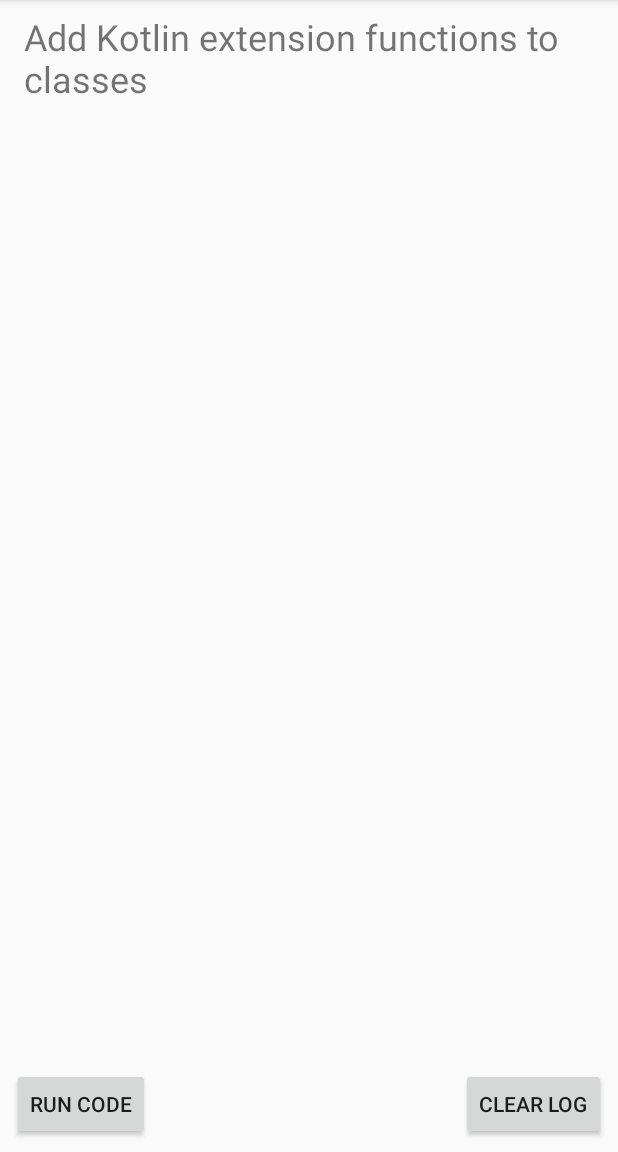
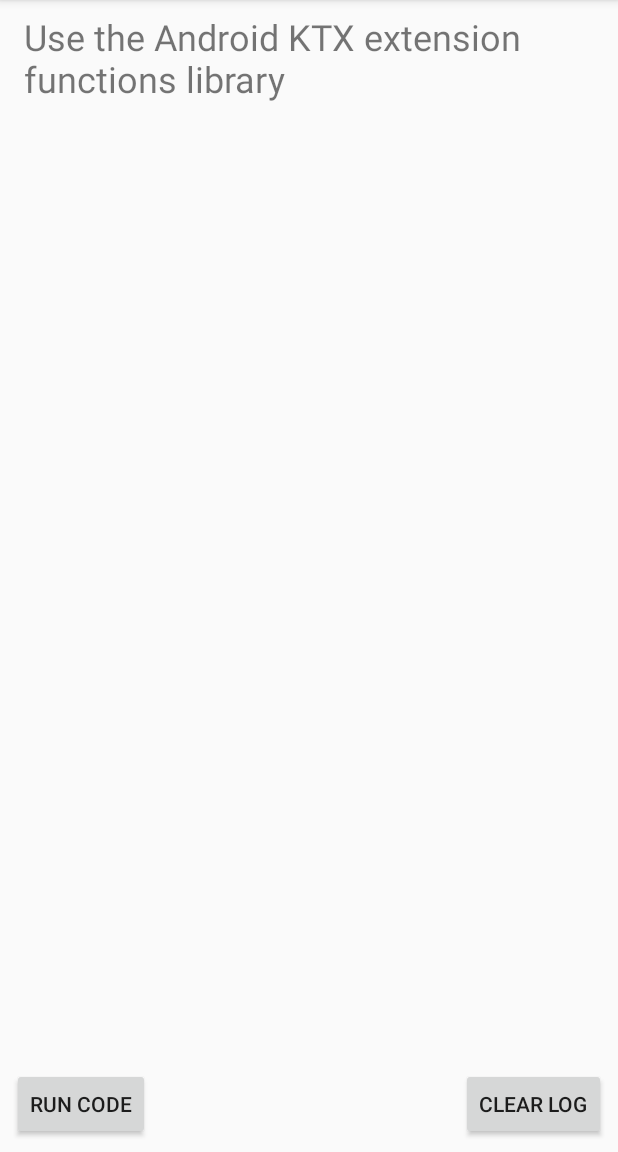
Before and after one commit to davidgassner/WeeklyTips, an Android app: the screen it shows after launch (MainActivity), on a phone screen of 412 x 824 dp, the part 84-1236 px from its top. Run offline under Robolectric (Android 15) with nearby library versions, the phone set to English and light mode, and no system bars.

Commit message:
Tip 50 Start

```diff
--- a/app/src/main/res/values/strings.xml
+++ b/app/src/main/res/values/strings.xml
@@ -2,5 +2,5 @@
     <string name="app_name">Weekly Tips</string>
     <string name="title_run_code">Run code</string>
     <string name="title_clear">Clear log</string>
-    <string name="intro_text">Add Kotlin extension functions to classes</string>
+    <string name="intro_text">Use the Android KTX extension functions library</string>
 </resources>
```
